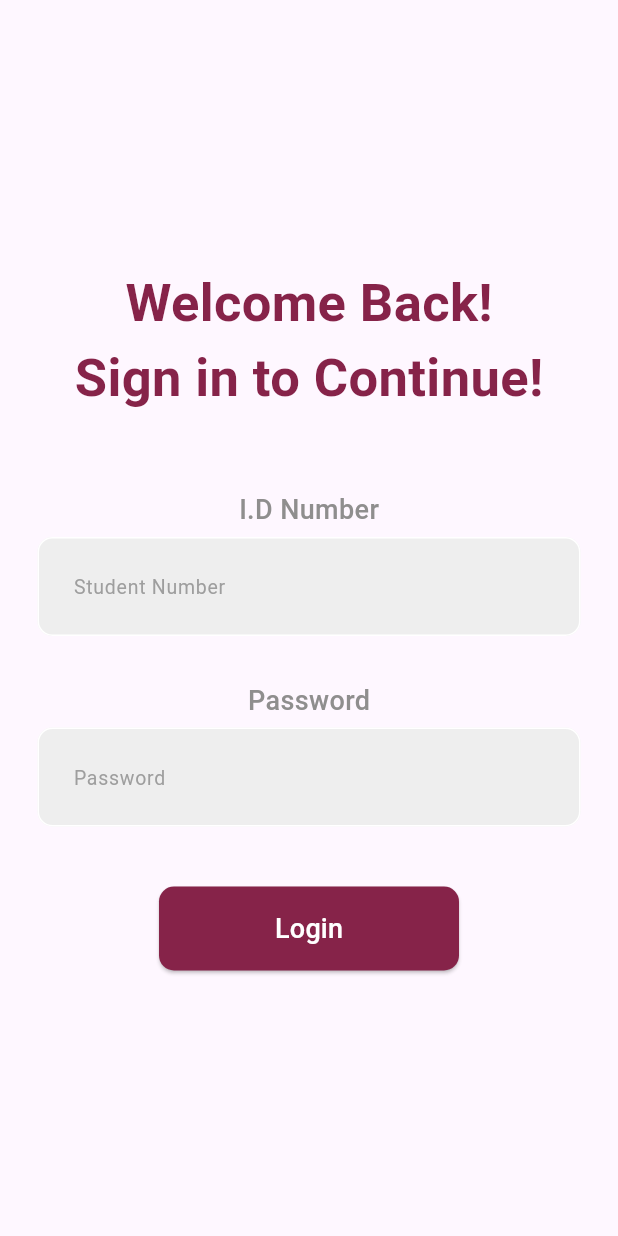
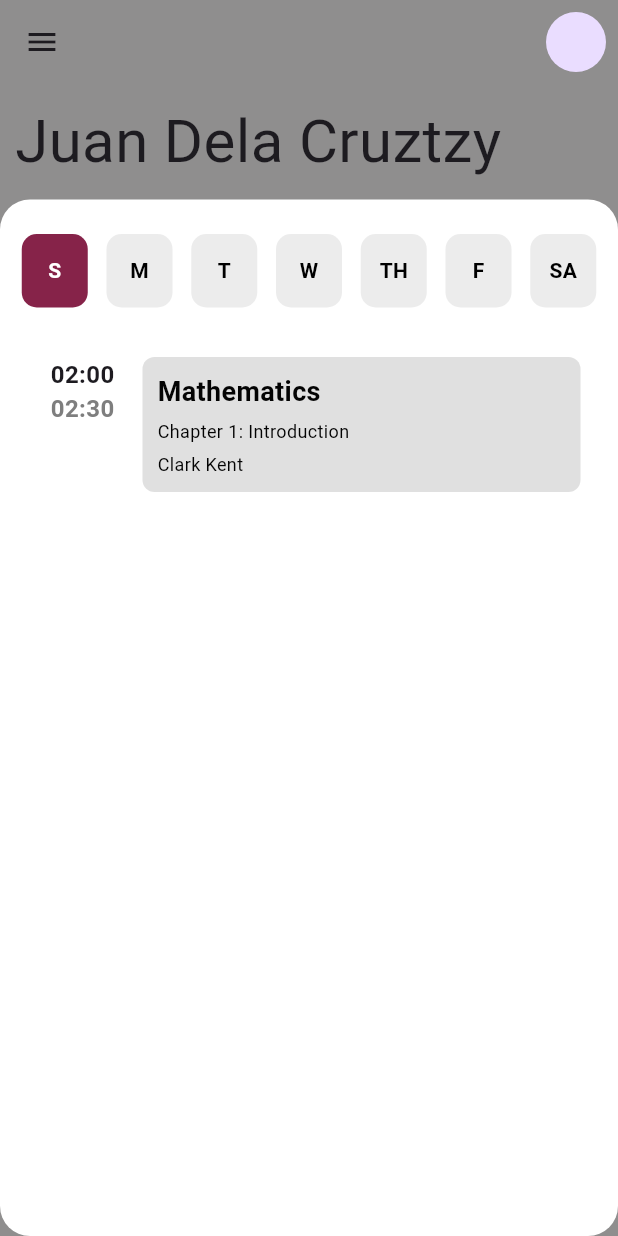
Before and after one commit to gabrielSantoc/EUCcheduler, a Flutter app: the screen it shows after launch, on a phone screen of 412 x 824 dp. Run offline on Flutter 3.47's test engine with Material 3 defaults, Android fonts, the phone set to English and light mode, and no system bars; our stand-ins replace flutter_dotenv, loading_animation_widget, supabase_flutter; accounts and stored records are empty.

Commit message:
add schedule screen

```diff
--- a/lib/main.dart
+++ b/lib/main.dart
@@ -1,6 +1,7 @@
 import 'package:flutter/material.dart';
 import 'package:flutter_dotenv/flutter_dotenv.dart';
 import 'package:my_schedule/screens/login.dart';
+import 'package:my_schedule/screens/student_screen2.dart';
 import 'package:my_schedule/screens/testScreen.dart';
 import 'package:my_schedule/shared/constants.dart';
 
@@ -9,7 +10,6 @@ import 'package:supabase_flutter/supabase_flutter.dart';
 
 void main() async{
   WidgetsFlutterBinding.ensureInitialized();
-
 
   await dotenv.load(fileName: '.env');
 
@@ -28,7 +28,7 @@ class MyApp extends StatelessWidget {
   Widget build(BuildContext context) {
     return  const MaterialApp(
       debugShowCheckedModeBanner: false,
-      home:  LoginScreen()
+      home:  ScheduleScreen()
     );
   }
 }
--- /dev/null
+++ b/lib/screens/student_screen2.dart
@@ -0,0 +1,389 @@
+import 'package:flutter/material.dart';
+import 'package:flutter/scheduler.dart';
+
+class ScheduleScreen extends StatefulWidget {
+  const ScheduleScreen({super.key});
+
+  @override
+  _ScheduleScreenState createState() => _ScheduleScreenState();
+}
+
+class _ScheduleScreenState extends State<ScheduleScreen> {
+  int selectedDay = DateTime.now().weekday %
+      7; // Get current day of the week (0 = Sunday, 6 = Saturday)
+  final List<String> days = ["S", "M", "T", "W", "TH", "F", "SA"];
+  final ScrollController _scrollController = ScrollController();
+
+  @override
+  void dispose() {
+    _scrollController
+        .dispose(); // Dispose the controller when the widget is removed
+    super.dispose();
+  }
+
+  @override
+  Widget build(BuildContext context) {
+    return Scaffold(
+      backgroundColor: const Color(0xFF8F8E8E),
+      appBar: AppBar(
+        backgroundColor: const Color(0xFF8F8E8E),
+        actions: const [
+          Padding(
+            padding: EdgeInsets.all(8.0),
+            child: CircleAvatar(),
+          ),
+        ],
+      ),
+      drawer: Drawer(
+        child: ListView(
+          children: [
+            const DrawerHeader(
+              child: Text('Menu'),
+            ),
+            ListTile(
+              title: const Text('Option 1'),
+              onTap: () {},
+            ),
+            ListTile(
+              title: const Text('Option 2'),
+              onTap: () {},
+            ),
+          ],
+        ),
+      ),
+      body: Column(
+        crossAxisAlignment: CrossAxisAlignment.start,
+        children: [
+          const Padding(
+            padding: EdgeInsets.all(10.0),
+            child: Text(
+              "Juan Dela Cruztzy",
+              style: TextStyle(fontSize: 40),
+            ),
+          ),
+          Expanded(
+            child: Container(
+              decoration: BoxDecoration(
+                borderRadius: BorderRadius.circular(20.0),
+                color: const Color.fromARGB(255, 255, 255, 255),
+              ),
+              child: Column(
+                children: [
+                  Padding(
+                    padding:
+                        const EdgeInsets.symmetric(vertical: 20, horizontal: 5),
+                    child: Row(
+                      mainAxisAlignment: MainAxisAlignment.spaceEvenly,
+                      children: days.asMap().entries.map((entry) {
+                        int index = entry.key;
+                        String day = entry.value;
+                        return InkWell(
+                          onTap: () {
+                            setState(() {
+                              selectedDay = index;
+                            });
+                          },
+                          child: SizedBox(
+                            width: 50,
+                            height: 55,
+                            child: Container(
+                              margin: EdgeInsets.all(3),
+                              decoration: BoxDecoration(
+                                borderRadius: BorderRadius.circular(10.0),
+                                color: selectedDay == index
+                                    ? const Color(0xFF862349)
+                                    : Color(0xFFECECEC),
+                              ),
+                              child: Padding(
+                                padding: const EdgeInsets.all(10.0),
+                                child: Center(
+                                  child: Text(
+                                    day,
+                                    style: TextStyle(
+                                        color: selectedDay == index
+                                            ? Color.fromARGB(255, 255, 255, 255)
+                                            : Color.fromARGB(255, 0, 0, 0),
+                                        fontWeight: FontWeight.bold),
+                                  ),
+                                ),
+                              ),
+                            ),
+                          ),
+                        );
+                      }).toList(),
+                    ),
+                  ),
+                  Expanded(
+                    child: ScheduleList(
+                      selectedDay: selectedDay,
+                      scrollController: _scrollController,
+                    ),
+                  ),
+                ],
+              ),
+            ),
+          )
+        ],
+      ),
+    );
+  }
+}
+
+class ScheduleList extends StatelessWidget {
+  final int selectedDay;
+  final ScrollController scrollController;
+
+  ScheduleList({required this.selectedDay, required this.scrollController});
+
+  @override
+  Widget build(BuildContext context) {
+    // List of schedules with 'start_time' and 'end_time'
+    List<Map<String, dynamic>> schedules = [
+      {
+        'start_time': '02:00',
+        'end_time': '02:30',
+        'course': 'Mathematics',
+        'topic': 'Chapter 1: Introduction',
+        'instructor': 'Clark Kent',
+        'day_of_week': 0 // Sunday
+      },
+      {
+        'start_time': '10:00',
+        'end_time': '11:00',
+        'course': 'Science',
+        'topic': 'Chapter 2: Physics',
+        'instructor': 'Bruce Wayne',
+        'day_of_week': 3 // Wednesday
+      },
+      {
+        'start_time': '11:35',
+        'end_time': '12:30',
+        'course': 'History',
+        'topic': 'Ancient Civilizations',
+        'instructor': 'Diana Prince',
+        'day_of_week': 3 // Wednesday
+      },
+      {
+        'start_time': '12:00',
+        'end_time': '13:00',
+        'course': 'Math',
+        'topic': 'Algebra',
+        'instructor': 'Albert Einstein',
+        'day_of_week': 5 // Monday
+      },
+      {
+        'start_time': '13:00',
+        'end_time': '14:00',
+        'course': 'Math',
+        'topic': 'Algebra',
+        'instructor': 'Albert Einstein',
+        'day_of_week': 5 // Monday
+      },
+      {
+        'start_time': '14:00',
+        'end_time': '15:00',
+        'course': 'Math',
+        'topic': 'Algebra',
+        'instructor': 'Albert Einstein',
+        'day_of_week': 5 // Monday
+      },
+      {
+        'start_time': '15:00',
+        'end_time': '16:00',
+        'course': 'Math',
+        'topic': 'Algebra',
+        'instructor': 'Albert Einstein',
+        'day_of_week': 5 // Monday
+      },
+      {
+        'start_time': '15:00',
+        'end_time': '16:00',
+        'course': 'Math',
+        'topic': 'Algebra',
+        'instructor': 'Albert Einstein',
+        'day_of_week': 5 // Monday
+      },
+      {
+        'start_time': '15:00',
+        'end_time': '16:00',
+        'course': 'Math',
+        'topic': 'Algebra',
+        'instructor': 'Albert Einstein',
+        'day_of_week': 5 // Monday
+      },
+      {
+        'start_time': '15:00',
+        'end_time': '16:00',
+        'course': 'Math',
+        'topic': 'Algebra',
+        'instructor': 'Albert Einstein',
+        'day_of_week': 5 // Monday
+      },
+      {
+        'start_time': '15:00',
+        'end_time': '16:00',
+        'course': 'Math',
+        'topic': 'Algebra',
+        'instructor': 'Albert Einstein',
+        'day_of_week': 5 // Monday
+      },
+      {
+        'start_time': '15:00',
+        'end_time': '16:00',
+        'course': 'Math',
+        'topic': 'Algebra',
+        'instructor': 'Albert Einstein',
+        'day_of_week': 5 // Monday
+      },
+      {
+        'start_time': '15:00',
+        'end_time': '16:00',
+        'course': 'Math',
+        'topic': 'Algebra',
+        'instructor': 'Albert Einstein',
+        'day_of_week': 5 // Monday
+      },
+    ];
+
+    // Filter schedules based on the selected day
+    List<Map<String, dynamic>> filteredSchedules = schedules
+        .where((schedule) => schedule['day_of_week'] == selectedDay)
+        .toList();
+
+    // Find the index of the first highlighted schedule (if any)
+    int highlightedIndex = filteredSchedules.indexWhere((schedule) {
+      return checkIfCurrentTime(schedule['start_time']!, schedule['end_time']!);
+    });
+
+    // Scroll to the highlighted schedule after build
+    if (highlightedIndex != -1) {
+      SchedulerBinding.instance.addPostFrameCallback((_) {
+        scrollController.animateTo(
+          highlightedIndex * 105.0, // Estimate height of the item
+          duration: const Duration(seconds: 1),
+          curve: Curves.easeInOut,
+        );
+      });
+    }
+
+    return ListView.builder(
+      controller: scrollController,
+      itemCount: filteredSchedules.length,
+      itemBuilder: (context, index) {
+        var schedule = filteredSchedules[index];
+        bool isCurrentTime =
+            checkIfCurrentTime(schedule['start_time']!, schedule['end_time']!);
+
+        return Padding(
+          padding: const EdgeInsets.symmetric(vertical: 10, horizontal: 25),
+          child: Row(
+            crossAxisAlignment: CrossAxisAlignment.start,
+            children: [
+              // Time Column
+              Container(
+                width: 60, // Fixed width for time
+                child: Column(
+                  children: [
+                    Text(
+                      schedule['start_time']!,
+                      style: const TextStyle(
+                        fontSize: 16,
+                        fontWeight: FontWeight.bold,
+                      ),
+                    ),
+                    Text(
+                      schedule['end_time']!,
+                      style: const TextStyle(
+                        fontSize: 16,
+                        fontWeight: FontWeight.bold,
+                        color: Color.fromARGB(255, 126, 126, 126),
+                      ),
+                    ),
+                  ],
+                ),
+              ),
+              const SizedBox(width: 10), // Space between time and container
+              // Schedule Detail Container
+              Expanded(
+                child: Container(
+                  padding: const EdgeInsets.all(10.0),
+                  decoration: BoxDecoration(
+                    color: isCurrentTime
+                        ? const Color(0xFF862349)
+                        : Colors.grey.shade300,
+                    borderRadius: BorderRadius.circular(8.0),
+                  ),
+                  child: Column(
+                    crossAxisAlignment: CrossAxisAlignment.start,
+                    children: [
+                      Text(
+                        schedule['course']!,
+                        style: TextStyle(
+                          fontSize: 18,
+                          fontWeight: FontWeight.bold,
+                          color: isCurrentTime
+                              ? const Color.fromARGB(255, 255, 255, 255)
+                              : const Color.fromARGB(255, 3, 3, 3),
+                        ),
+                      ),
+                      const SizedBox(height: 5),
+                      Text(
+                        schedule['topic']!,
+                        style: TextStyle(
+                          fontSize: 12,
+                          color: isCurrentTime
+                              ? const Color.fromARGB(255, 255, 255, 255)
+                              : const Color.fromARGB(255, 3, 3, 3),
+                        ),
+                      ),
+                      const SizedBox(height: 5),
+                      Text(
+                        schedule['instructor']!,
+                        style: TextStyle(
+                          fontSize: 12,
+                          color: isCurrentTime
+                              ? const Color.fromARGB(255, 255, 255, 255)
+                              : const Color.fromARGB(255, 3, 3, 3),
+                        ),
+                      ),
+                    ],
+                  ),
+                ),
+              ),
+            ],
+          ),
+        );
+      },
+    );
+  }
+
+  bool checkIfCurrentTime(String startTime, String endTime) {
+    // Get today's date
+    DateTime now = DateTime.now();
+
+    // Parse the start_time and end_time string into DateTime objects for today
+    final scheduleStartTime = DateTime(
+      now.year,
+      now.month,
+      now.day,
+      int.parse(startTime.split(":")[0]), // hour
+      int.parse(startTime.split(":")[1]), // minute
+    );
+
+    final scheduleEndTime = DateTime(
+      now.year,
+      now.month,
+      now.day,
+      int.parse(endTime.split(":")[0]), // hour
+      int.parse(endTime.split(":")[1]), // minute
+    );
+
+    // Define a time range (15 minutes before the start_time and up to the end_time)
+    final lowerBound = scheduleStartTime.subtract(Duration(minutes: 1));
+    final upperBound = scheduleEndTime;
+    print('Now: $now, Lower Bound: $lowerBound, Upper Bound: $upperBound');
+
+    // Check if the current time falls within the range (15 minutes before start_time and before end_time)
+    return now.isAfter(lowerBound) && now.isBefore(upperBound);
+  }
+}
```
